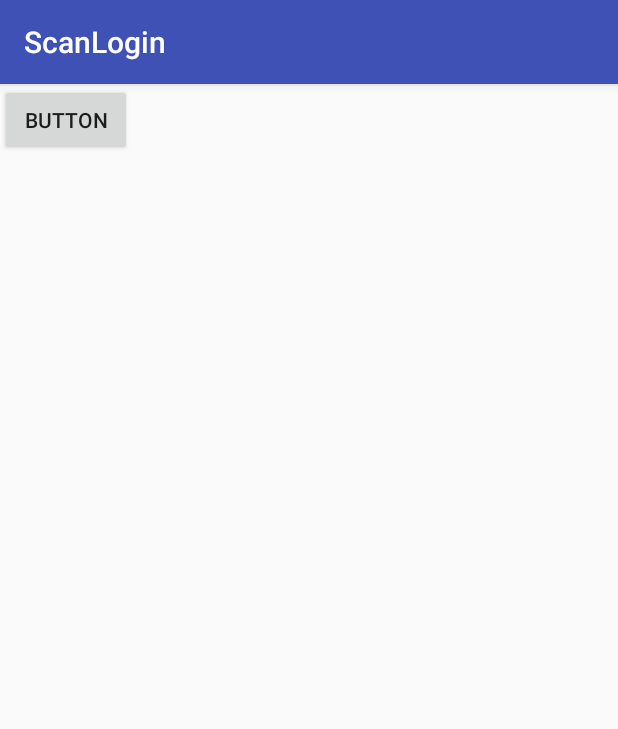
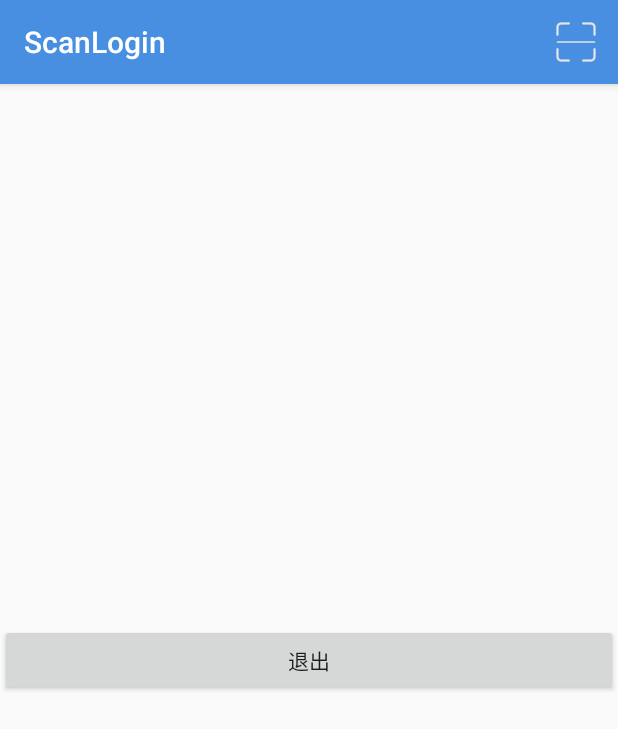
Before and after one commit to jeesun/ScanLogin, an Android app: the MainActivity screen opened directly, with no data from a screen before it, on a phone screen of 412 x 824 dp. Shown: the top 729 px of the screen. Run offline under Robolectric (Android 15) with nearby library versions, the phone set to English and light mode, and no system bars; libraries missing offline, so code that uses them is left out: com.alibaba.fastjson, com.yanzhenjie.permission, com.yzq.zxinglibrary; 2 statements that could not run were skipped.

Commit message:
MainActivity添加退出按钮和扫一扫菜单；更新扫一扫png图片。

```diff
--- a/app/src/main/java/com/simon/scanlogin/MainActivity.java
+++ b/app/src/main/java/com/simon/scanlogin/MainActivity.java
@@ -1,10 +1,13 @@
 package com.simon.scanlogin;
 
 import android.content.Intent;
+import android.content.SharedPreferences;
 import android.os.Build;
 import android.os.Bundle;
 import android.support.v7.app.AppCompatActivity;
 import android.util.Log;
+import android.view.Menu;
+import android.view.MenuItem;
 import android.view.View;
 import android.widget.Button;
 import android.widget.Toast;
@@ -20,13 +23,25 @@ import java.util.List;
 
 public class MainActivity extends AppCompatActivity {
     private static final String TAG = MainActivity.class.getName();
-    private Button button;
     private int REQUEST_CODE_SCAN = 111;
+
+    private Button btnLogout;
 
     @Override
     protected void onCreate(Bundle savedInstanceState) {
         super.onCreate(savedInstanceState);
         setContentView(R.layout.activity_main);
+
+        btnLogout = findViewById(R.id.logout);
+
+        btnLogout.setOnClickListener(new View.OnClickListener() {
+            @Override
+            public void onClick(View v) {
+                Intent intent = new Intent(MainActivity.this, LoginActivity.class);
+                startActivity(intent);
+                finish();
+            }
+        });
 
         if(Build.VERSION.SDK_INT >= Build.VERSION_CODES.M){
             AndPermission.with(this);
@@ -51,18 +66,6 @@ public class MainActivity extends AppCompatActivity {
             })
                     .start();
         }
-
-        button = findViewById(R.id.button);
-
-        button.setOnClickListener(new View.OnClickListener() {
-            @Override
-            public void onClick(View view) {
-                //如果不传 ZxingConfig的话，两行代码就能搞定了
-                Intent intent = new Intent(MainActivity.this, CaptureActivity.class);
-//intent.putExtra(Constant.INTENT_ZXING_CONFIG, config);
-                startActivityForResult(intent, REQUEST_CODE_SCAN);
-            }
-        });
     }
 
     @Override
@@ -83,4 +86,26 @@ public class MainActivity extends AppCompatActivity {
             }
         }
     }
+
+    @Override
+    public boolean onCreateOptionsMenu(Menu menu) {
+        getMenuInflater().inflate(R.menu.menu_main, menu);
+        return true;
+    }
+
+    @Override
+    public boolean onOptionsItemSelected(MenuItem item) {
+        switch (item.getItemId()){
+            case R.id.richScan:
+                //如果不传 ZxingConfig的话，两行代码就能搞定了
+                Intent intent = new Intent(MainActivity.this, CaptureActivity.class);
+//intent.putExtra(Constant.INTENT_ZXING_CONFIG, config);
+                startActivityForResult(intent, REQUEST_CODE_SCAN);
+                break;
+            default:
+
+                break;
+        }
+        return super.onOptionsItemSelected(item);
+    }
 }
--- a/app/src/main/res/layout/activity_main.xml
+++ b/app/src/main/res/layout/activity_main.xml
@@ -1,17 +1,15 @@
 <?xml version="1.0" encoding="utf-8"?>
-<LinearLayout xmlns:android="http://schemas.android.com/apk/res/android"
+<RelativeLayout xmlns:android="http://schemas.android.com/apk/res/android"
     xmlns:app="http://schemas.android.com/apk/res-auto"
     xmlns:tools="http://schemas.android.com/tools"
     android:layout_width="match_parent"
     android:layout_height="match_parent"
-    android:orientation="vertical"
     tools:context=".MainActivity">
+
     <Button
-        android:id="@+id/button"
-        android:layout_width="wrap_content"
+        android:id="@+id/logout"
+        android:layout_width="match_parent"
         android:layout_height="wrap_content"
-        android:text="Button"
-        tools:layout_editor_absoluteX="126dp"
-        tools:layout_editor_absoluteY="126dp" />
-
-</LinearLayout>
+        android:layout_centerInParent="true"
+        android:text="退出" />
+</RelativeLayout>
--- /dev/null
+++ b/app/src/main/res/menu/menu_main.xml
@@ -0,0 +1,11 @@
+<?xml version="1.0" encoding="utf-8"?>
+<menu xmlns:android="http://schemas.android.com/apk/res/android"
+    xmlns:app="http://schemas.android.com/apk/res-auto">
+    <item
+        android:id="@+id/richScan"
+        android:orderInCategory="100"
+        app:showAsAction="always"
+        android:title="扫一扫"
+        android:icon="@mipmap/ic_rich_scan"
+        />
+</menu>
--- a/app/src/main/res/values/colors.xml
+++ b/app/src/main/res/values/colors.xml
@@ -1,6 +1,6 @@
 <?xml version="1.0" encoding="utf-8"?>
 <resources>
-    <color name="colorPrimary">#3F51B5</color>
-    <color name="colorPrimaryDark">#303F9F</color>
+    <color name="colorPrimary">#488FE1</color>
+    <color name="colorPrimaryDark">#488FE1</color>
     <color name="colorAccent">#FF4081</color>
 </resources>
```
Also changed, not shown: app/src/main/res/mipmap-hdpi/ic_rich_scan.png (added), app/src/main/res/mipmap-mdpi/ic_rich_scan.png (added), app/src/main/res/mipmap-xhdpi/ic_rich_scan.png (added), app/src/main/res/mipmap-xxhdpi/ic_rich_scan.png (added), app/src/main/res/mipmap-xxxhdpi/ic_rich_scan.png (added).
